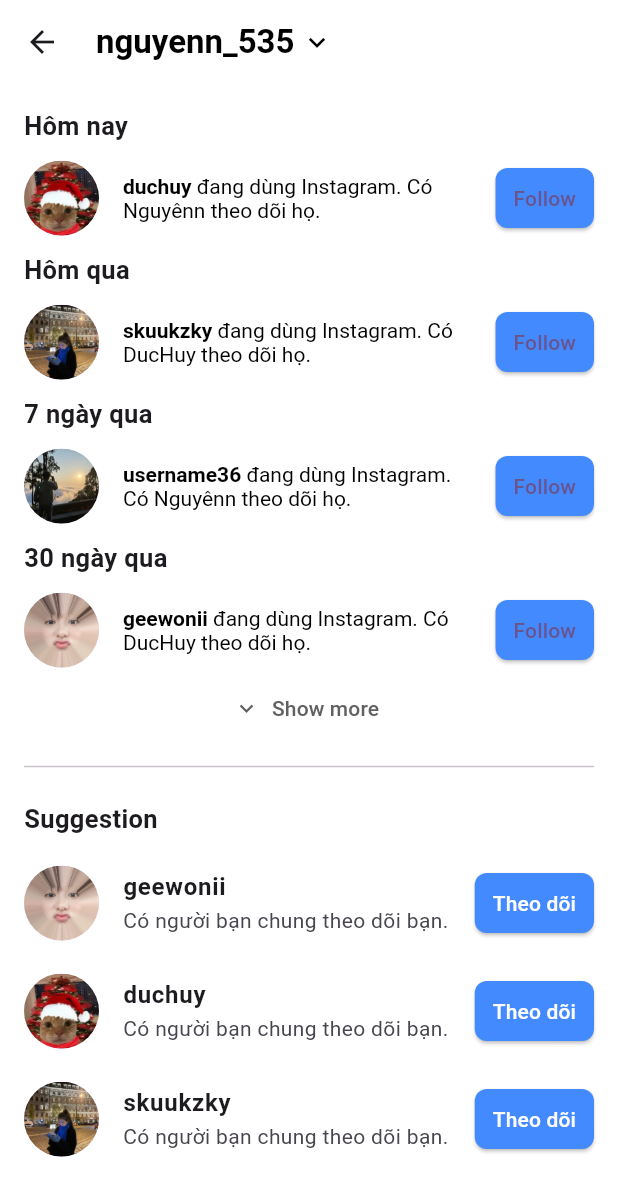
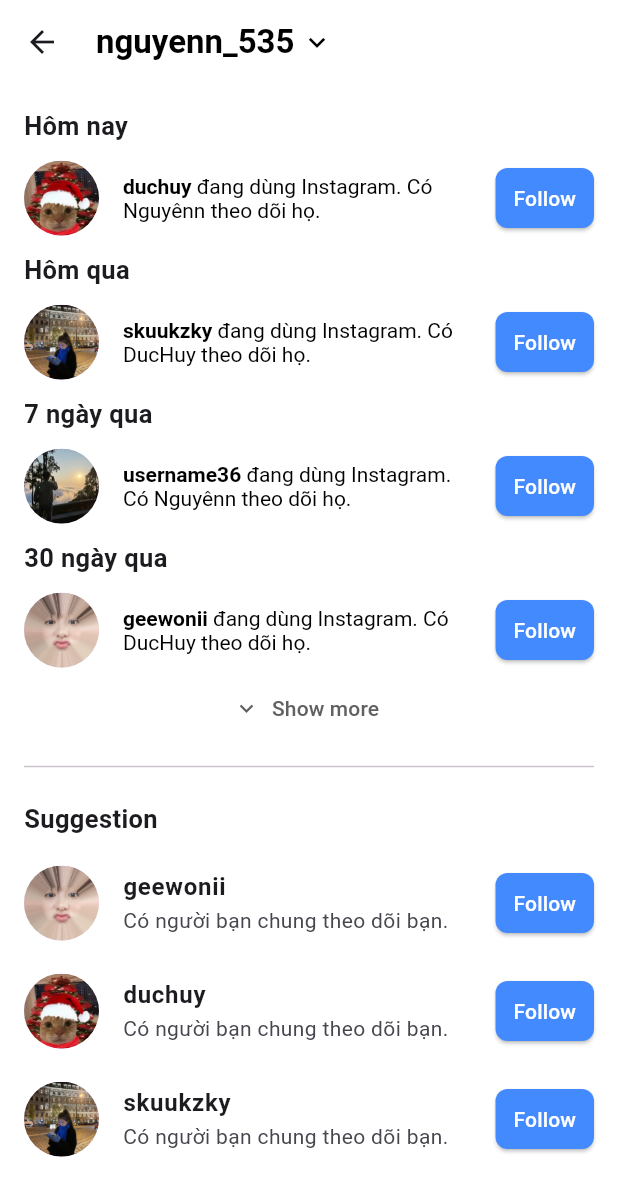
Before and after one commit to Nguyen1976/2025_LTTBDD_N05_Nhom_Nguyen_Huy, a Flutter app: the NotificationPage screen opened directly, on a phone screen of 412 x 824 dp. Shown: the top 1196 px of the screen. Run offline on Flutter 3.47's test engine with Material 3 defaults, Android fonts, the phone set to English and light mode, and no system bars; our stand-ins replace cloud_firestore, easy_localization, firebase_auth, firebase_core, google_sign_in, smooth_page_indicator and 1 more; accounts and stored records are empty.

Commit message:
fix: Update follow button text to use localization and ensure consistent styling

```diff
--- a/lib/screens/notification.dart
+++ b/lib/screens/notification.dart
@@ -131,7 +131,7 @@
           shape: RoundedRectangleBorder(borderRadius: BorderRadius.circular(8)),
           padding: const EdgeInsets.symmetric(horizontal: 12, vertical: 6),
         ),
-        child: Text(tr('btn_follow'), selectionColor: Colors.white),
+        child: Text(tr('btn_follow'), style: TextStyle(color: Colors.white)),
       ),
     );
   }
@@ -178,7 +178,7 @@
             ),
             padding: const EdgeInsets.symmetric(horizontal: 12, vertical: 6),
           ),
-          child: const Text('Theo dõi', style: TextStyle(color: Colors.white)),
+          child: Text(tr('btn_follow'), style: TextStyle(color: Colors.white)),
         ),
       );
     }).toList();
```
